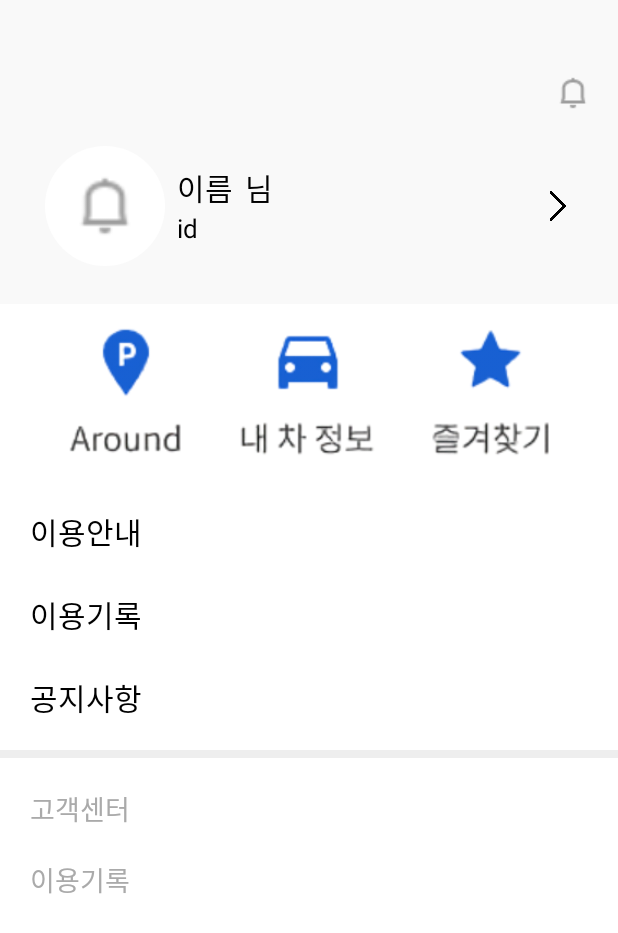
After one commit to Car-Give/Android, an Android app: the layout main_navheader.xml on its own in the app's theme, with its tools: preview values and no code run, on a phone screen of 412 x 824 dp. The commit adds this screen. Shown: the top 933 px of the screen. Run offline under Robolectric (Android 15) with nearby library versions, the phone set to English and light mode, and no system bars.

Commit message:
feat: 메인화면의 메뉴화면 구현

```diff
--- a/app/src/main/java/com/example/cargive/feat/map/MainActivity.kt
+++ b/app/src/main/java/com/example/cargive/feat/map/MainActivity.kt
@@ -13,10 +13,16 @@ import android.os.Handler
 import android.os.Looper
 import android.util.Base64
 import android.util.Log
+import android.view.MenuItem
+import android.widget.Toast
+import androidx.activity.OnBackPressedCallback
 import androidx.constraintlayout.widget.ConstraintLayout
 import androidx.core.app.ActivityCompat
+import androidx.core.view.GravityCompat
 import com.example.cargive.databinding.ActivityMainBinding
+import com.example.cargive.databinding.MainNavheaderBinding
 import com.example.cargive.model.network.search.KakaoRepository
+import com.google.android.material.navigation.NavigationView
 import kotlinx.coroutines.CoroutineScope
 import kotlinx.coroutines.Dispatchers
 import kotlinx.coroutines.async
@@ -27,16 +33,52 @@ import net.daum.mf.map.api.MapView
 import java.security.MessageDigest
 import java.security.NoSuchAlgorithmException
 
-class MainActivity : AppCompatActivity(){
+class MainActivity : AppCompatActivity(), NavigationView.OnNavigationItemSelectedListener{
     private lateinit var binding: ActivityMainBinding
+    private lateinit var nav: MainNavheaderBinding
     private var latitude = 0.0
     private var longitude = 0.0
     private val repository = KakaoRepository()
     private var page = 1
+    private var backPressed: Long = 0
+    private val callback = object : OnBackPressedCallback(true) {
+        override fun handleOnBackPressed() {
+            if(binding.drawerLayout.isDrawerOpen(GravityCompat.START)){
+                binding.drawerLayout.closeDrawers()
+            }else{
+                if (System.currentTimeMillis() > backPressed + 2500) {
+                    backPressed = System.currentTimeMillis()
+                    Toast.makeText(applicationContext, "Back 버튼을 한번 더 누르면 종료합니다.", Toast.LENGTH_SHORT)
+                        .show()
+                    return
+                }
+
+                if (System.currentTimeMillis() <= backPressed + 2500) {
+                    finishAffinity()
+                }
+            }
+        }
+    }
+
     override fun onCreate(savedInstanceState: Bundle?) {
         super.onCreate(savedInstanceState)
         binding = ActivityMainBinding.inflate(layoutInflater)
+        nav = MainNavheaderBinding.bind(binding.navigationView.getHeaderView(0))
         setContentView(binding.root)
+
+        setSupportActionBar(binding.toolbar) //커스텀한 toolbar를 액션바로 사용
+        supportActionBar?.setDisplayShowTitleEnabled(false)
+        supportActionBar?.setDisplayHomeAsUpEnabled(false)
+        binding.navigationView.setNavigationItemSelectedListener(this)
+        binding.menuBtn.setOnClickListener {
+            binding.drawerLayout.openDrawer(GravityCompat.START)
+        }
+
+        nav.userProfile.setOnClickListener {
+            Toast.makeText(this@MainActivity.applicationContext, "프로필 눌림!", Toast.LENGTH_SHORT).show()
+            Log.d("btn", "프로필 눌림!")
+        }
+        this.onBackPressedDispatcher.addCallback(this, callback)
 
 //        key hash 확인용 코드
 //        var packageInfo: PackageInfo? = null
@@ -57,8 +99,8 @@ class MainActivity : AppCompatActivity(){
 //            }
 //        }
         val params = ConstraintLayout.LayoutParams(ConstraintLayout.LayoutParams.MATCH_PARENT,ConstraintLayout.LayoutParams.MATCH_PARENT)
-        binding.mapView.currentLocationTrackingMode = MapView.CurrentLocationTrackingMode.TrackingModeOnWithoutHeading
-        startTracking()
+//        binding.mapView.currentLocationTrackingMode = MapView.CurrentLocationTrackingMode.TrackingModeOnWithoutHeading
+//        startTracking()
 
 //        val marker = MapPOIItem()
 //        marker.itemName = titleBar
@@ -92,7 +134,7 @@ class MainActivity : AppCompatActivity(){
     }
 
     private fun stopTracking() {
-        binding.mapView.currentLocationTrackingMode = MapView.CurrentLocationTrackingMode.TrackingModeOff
+//        binding.mapView.currentLocationTrackingMode = MapView.CurrentLocationTrackingMode.TrackingModeOff
     }
 
     private fun searchPlaces(query: String) {
@@ -114,5 +156,10 @@ class MainActivity : AppCompatActivity(){
         stopTracking()
     }
 
+    override fun onNavigationItemSelected(item: MenuItem): Boolean {
+        binding.drawerLayout.closeDrawers() // 기능을 수행하고 네비게이션을 닫아준다.
+        return false
+    }
+
 
 }
--- /dev/null
+++ b/app/src/main/res/drawable/round.xml
@@ -0,0 +1,7 @@
+<?xml version="1.0" encoding="utf-8"?>
+<shape
+    xmlns:android="http://schemas.android.com/apk/res/android"
+    android:shape="oval">
+    <solid android:color="#ffffff" />
+
+</shape>
--- a/app/src/main/res/layout/activity_main.xml
+++ b/app/src/main/res/layout/activity_main.xml
@@ -2,16 +2,65 @@
 <androidx.constraintlayout.widget.ConstraintLayout xmlns:android="http://schemas.android.com/apk/res/android"
     xmlns:app="http://schemas.android.com/apk/res-auto"
     xmlns:tools="http://schemas.android.com/tools"
+    android:id="@+id/map_frame"
     android:layout_width="match_parent"
     android:layout_height="match_parent"
-    tools:context=".feat.map.MainActivity"
-    android:id="@+id/map_frame">
+    tools:context=".feat.map.MainActivity">
 
-    <net.daum.mf.map.api.MapView
-        android:id="@+id/mapView"
+    <!--    <net.daum.mf.map.api.MapView-->
+    <!--        android:id="@+id/mapView"-->
+    <!--        android:layout_width="match_parent"-->
+    <!--        android:layout_height="match_parent" />-->
+    <androidx.drawerlayout.widget.DrawerLayout
+        android:id="@+id/drawerLayout"
         android:layout_width="match_parent"
-        android:layout_height="match_parent" />
+        android:layout_height="match_parent"
+        android:fitsSystemWindows="true">
 
+        <androidx.constraintlayout.widget.ConstraintLayout
+            android:layout_width="match_parent"
+            android:layout_height="match_parent">
+
+            <LinearLayout
+                android:layout_width="match_parent"
+                android:layout_height="wrap_content"
+                android:layout_marginTop="20dp"
+                android:orientation="horizontal"
+                app:layout_constraintStart_toStartOf="parent"
+                app:layout_constraintTop_toTopOf="parent">
+
+                <ImageView
+                    android:id="@+id/menu_btn"
+                    android:layout_width="50dp"
+                    android:layout_height="50dp"
+                    android:layout_marginHorizontal="8dp"
+                    android:adjustViewBounds="true"
+                    android:background="@android:color/transparent"
+                    android:src="@drawable/back"
+                    app:layout_constraintStart_toStartOf="parent"
+                    app:layout_constraintTop_toTopOf="parent" />
+
+                <androidx.appcompat.widget.Toolbar
+                    android:id="@+id/toolbar"
+                    android:layout_width="match_parent"
+                    android:layout_height="50dp"
+                    android:background="@android:color/transparent"
+                    app:layout_constraintStart_toEndOf="@id/menu_btn"
+                    app:layout_constraintTop_toTopOf="parent">
+
+                </androidx.appcompat.widget.Toolbar>
+            </LinearLayout>
+        </androidx.constraintlayout.widget.ConstraintLayout>
+
+
+        <com.google.android.material.navigation.NavigationView
+            android:id="@+id/navigationView"
+            android:layout_width="wrap_content"
+            android:layout_height="match_parent"
+            android:layout_gravity="start"
+            app:headerLayout="@layout/main_navheader" />
+
+    </androidx.drawerlayout.widget.DrawerLayout>
 
 
 </androidx.constraintlayout.widget.ConstraintLayout>
--- /dev/null
+++ b/app/src/main/res/layout/main_navheader.xml
@@ -0,0 +1,250 @@
+<?xml version="1.0" encoding="utf-8"?>
+<androidx.constraintlayout.widget.ConstraintLayout xmlns:android="http://schemas.android.com/apk/res/android"
+    xmlns:app="http://schemas.android.com/apk/res-auto"
+    xmlns:tools="http://schemas.android.com/tools"
+    android:layout_width="match_parent"
+    android:layout_height="match_parent"
+    android:background="#ffffff"
+    android:paddingBottom="10dp">
+
+    <androidx.constraintlayout.widget.ConstraintLayout
+        android:id="@+id/nav_head"
+        android:layout_width="match_parent"
+        android:layout_height="wrap_content"
+        android:background="#f9f9f9"
+        android:paddingBottom="20dp"
+        app:layout_constraintEnd_toEndOf="parent"
+        app:layout_constraintTop_toTopOf="parent">
+        <!-- 네비게이션 윗부분  -->
+        <ImageView
+            android:id="@+id/notice_btn"
+            android:layout_width="wrap_content"
+            android:layout_height="wrap_content"
+            android:layout_marginHorizontal="8dp"
+            android:layout_marginTop="40dp"
+            android:src="@drawable/notice"
+            app:layout_constraintEnd_toEndOf="parent"
+            app:layout_constraintTop_toTopOf="parent" />
+
+        <LinearLayout
+            android:id="@+id/profile_frame"
+            android:layout_width="match_parent"
+            android:layout_height="wrap_content"
+            android:layout_marginHorizontal="10dp"
+            android:layout_marginVertical="8dp"
+            android:gravity="center_vertical"
+            android:orientation="horizontal"
+            android:weightSum="5"
+            app:layout_constraintStart_toStartOf="parent"
+            app:layout_constraintTop_toBottomOf="@+id/notice_btn">
+
+
+            <LinearLayout
+                android:id="@+id/ranker_content"
+                android:layout_width="0dp"
+                android:layout_height="wrap_content"
+                android:layout_marginStart="10dp"
+                android:layout_weight="4.3"
+
+                android:orientation="horizontal"
+                android:weightSum="5">
+
+                <ImageView
+                    android:layout_marginStart="10dp"
+                    android:id="@+id/user_profile"
+                    android:layout_width="0dp"
+                    android:layout_height="wrap_content"
+                    android:layout_marginHorizontal="8dp"
+                    android:layout_marginVertical="5dp"
+                    android:layout_weight="1.3"
+                    android:adjustViewBounds="true"
+                    android:background="@drawable/round"
+                    android:src="@drawable/notice" />
+
+                <LinearLayout
+                    android:layout_width="0dp"
+                    android:layout_height="match_parent"
+                    android:layout_marginStart="8dp"
+                    android:layout_weight="3"
+                    android:gravity="center"
+                    android:orientation="vertical">
+
+                    <LinearLayout
+                        android:layout_width="match_parent"
+                        android:layout_height="wrap_content"
+                        android:orientation="horizontal">
+
+                        <TextView
+                            android:id="@+id/user_name"
+                            android:layout_width="wrap_content"
+                            android:layout_height="wrap_content"
+                            android:maxLines="1"
+                            android:text="이름"
+                            android:textColor="@color/black"
+                            android:textSize="20sp" />
+
+                        <TextView
+                            android:layout_width="wrap_content"
+                            android:layout_height="wrap_content"
+                            android:layout_marginStart="8dp"
+                            android:maxLines="1"
+                            android:text="님"
+                            android:textColor="@color/black"
+                            android:textSize="20sp" />
+                    </LinearLayout>
+
+
+                    <TextView
+                        android:id="@+id/user_id"
+                        android:layout_width="match_parent"
+                        android:layout_height="wrap_content"
+                        android:maxLines="1"
+                        android:text="id"
+                        android:textColor="@color/black"
+                        android:textSize="17sp" />
+
+                </LinearLayout>
+
+
+            </LinearLayout>
+        </LinearLayout>
+
+        <ImageView
+            android:id="@+id/profile_link"
+            android:layout_width="20dp"
+            android:layout_height="20dp"
+            android:layout_gravity="top"
+            android:layout_marginEnd="30dp"
+            android:adjustViewBounds="true"
+            android:foregroundGravity="top"
+            android:src="@drawable/next"
+            app:layout_constraintBottom_toBottomOf="@+id/profile_frame"
+            app:layout_constraintEnd_toEndOf="parent"
+            app:layout_constraintTop_toTopOf="@+id/profile_frame" />
+    </androidx.constraintlayout.widget.ConstraintLayout>
+
+    <LinearLayout
+        android:id="@+id/icon_frame"
+        android:layout_width="match_parent"
+        android:layout_height="wrap_content"
+        android:gravity="center_horizontal|bottom"
+        android:orientation="horizontal"
+        android:paddingTop="10dp"
+        android:weightSum="3"
+        app:layout_constraintStart_toStartOf="parent"
+        app:layout_constraintTop_toBottomOf="@+id/nav_head">
+
+        <ImageView
+            android:id="@+id/around_btn"
+            android:layout_width="0dp"
+            android:layout_height="wrap_content"
+            android:layout_weight="0.8"
+            android:adjustViewBounds="true"
+            android:src="@drawable/around" />
+
+        <ImageView
+            android:id="@+id/mycar_btn"
+            android:layout_width="0dp"
+            android:layout_height="wrap_content"
+            android:layout_marginHorizontal="25dp"
+            android:layout_weight="0.8"
+            android:adjustViewBounds="true"
+            android:src="@drawable/mycar" />
+
+        <ImageView
+            android:id="@+id/favorite_btn"
+            android:layout_width="0dp"
+            android:layout_height="wrap_content"
+            android:layout_weight="0.8"
+            android:adjustViewBounds="true"
+            android:src="@drawable/favorite" />
+
+    </LinearLayout>
+
+    <LinearLayout
+        android:id="@+id/use_frame"
+        android:layout_width="match_parent"
+        android:layout_height="wrap_content"
+        android:layout_marginTop="30dp"
+        android:orientation="vertical"
+        app:layout_constraintTop_toBottomOf="@+id/icon_frame">
+
+        <TextView
+            android:id="@+id/use_info"
+            android:layout_width="match_parent"
+            android:layout_height="wrap_content"
+            android:background="#ffffff"
+            android:gravity="start"
+            android:paddingStart="20sp"
+            android:text="이용안내"
+            android:textColor="@color/black"
+            android:textSize="20sp" />
+
+        <TextView
+            android:id="@+id/use_history"
+            android:layout_width="match_parent"
+            android:layout_height="wrap_content"
+            android:layout_marginVertical="25dp"
+            android:background="#ffffff"
+            android:gravity="start"
+            android:paddingStart="20sp"
+            android:text="이용기록"
+            android:textColor="@color/black"
+            android:textSize="20sp" />
+
+        <TextView
+            android:id="@+id/announcement"
+            android:layout_width="match_parent"
+            android:layout_height="wrap_content"
+            android:background="#ffffff"
+            android:gravity="start"
+            android:paddingStart="20sp"
+            android:text="공지사항"
+            android:textColor="@color/black"
+            android:textSize="20sp" />
+
+    </LinearLayout>
+
+    <View
+        android:layout_width="match_parent"
+        android:layout_height="5dp"
+        android:background="#eeeeee"
+        android:layout_marginTop="20dp"
+        app:layout_constraintTop_toBottomOf="@+id/use_frame"
+        android:id="@+id/division"/>
+
+
+    <LinearLayout
+        android:layout_width="match_parent"
+        android:layout_height="wrap_content"
+        android:layout_marginTop="20dp"
+        android:orientation="vertical"
+        app:layout_constraintTop_toBottomOf="@+id/division">
+
+        <TextView
+            android:id="@+id/customer_service"
+            android:layout_width="match_parent"
+            android:layout_height="wrap_content"
+            android:background="#ffffff"
+            android:gravity="start"
+            android:paddingStart="20sp"
+            android:text="고객센터"
+            android:textColor="#aaaaaa"
+            android:textSize="18sp" />
+
+        <TextView
+            android:id="@+id/app_settings"
+            android:layout_width="match_parent"
+            android:layout_height="wrap_content"
+            android:layout_marginVertical="20dp"
+            android:background="#ffffff"
+            android:gravity="start"
+            android:paddingStart="20sp"
+            android:text="이용기록"
+            android:textColor="#aaaaaa"
+            android:textSize="18sp" />
+
+    </LinearLayout>
+
+
+</androidx.constraintlayout.widget.ConstraintLayout>
```
Also changed, not shown: app/src/main/res/drawable/around.png (added), app/src/main/res/drawable/back.png (added), app/src/main/res/drawable/favorite.png (added), app/src/main/res/drawable/mycar.png (added), app/src/main/res/drawable/next.png (added), app/src/main/res/drawable/notice.png (added).
